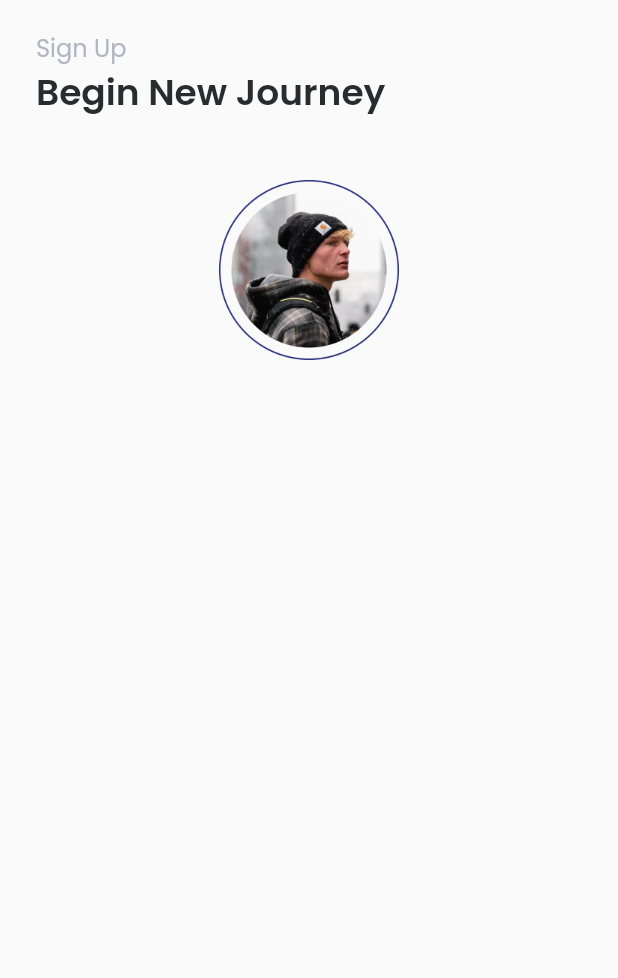
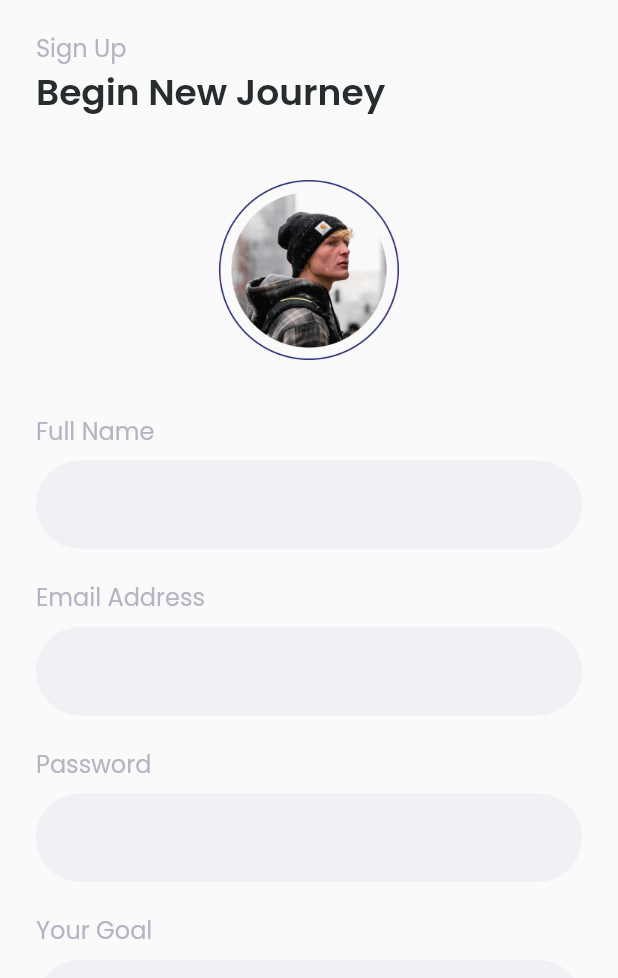
Before and after one commit to perymerdeka/future-jobs, a Flutter app: the SignUpScreen screen opened by its route, on a phone screen of 412 x 824 dp. Shown: the top 978 px of the screen. Run offline on Flutter 3.47's test engine with Material 2 defaults, Android fonts, the phone set to English and light mode, and no system bars; our stand-ins replace email_validator, google_fonts.

Commit message:
Done Add TextFormField in Sign Up

```diff
--- a/lib/pages/sign_up_screen.dart
+++ b/lib/pages/sign_up_screen.dart
@@ -13,13 +13,21 @@ class _SignUpScreenState extends State<SignUpScreen> {
   @override
   Widget build(BuildContext context) {
     return Scaffold(
-      body: Padding(
+      body: ListView(
+        children: [
+          Padding(
             padding: const EdgeInsets.only(top: 20, left: 24, right: 24),
             child: Column(
               crossAxisAlignment: CrossAxisAlignment.start,
               children: [
-            Text('Sign Up', style: titleTextStyle,),
-            Text('Begin New Journey', style: subtitleTextStyle,),
+                Text(
+                  'Sign Up',
+                  style: titleTextStyle,
+                ),
+                Text(
+                  'Begin New Journey',
+                  style: subtitleTextStyle,
+                ),
                 const SizedBox(
                   height: 40,
                 ),
@@ -32,8 +40,113 @@ class _SignUpScreenState extends State<SignUpScreen> {
                     )
                   ]),
                 ),
+                const SizedBox(
+                  height: 35,
+                ),
+                Column(
+                  crossAxisAlignment: CrossAxisAlignment.start,
+                  children: [
+                    Text(
+                      'Full Name',
+                      style: titleTextStyle,
+                    ),
+                    const SizedBox(
+                      height: 8,
+                    ),
+                    TextFormField(
+                      decoration: InputDecoration(
+                          fillColor: const Color(0xffF1F0F5),
+                          filled: true,
+                          enabledBorder: OutlineInputBorder(
+                            borderSide: BorderSide.none,
+                            borderRadius: BorderRadius.circular(100),
+                          ),
+                          focusedBorder: OutlineInputBorder(
+                              borderSide: BorderSide.none,
+                              borderRadius: BorderRadius.circular(100))),
+                    )
                   ],
                 ),
+                const SizedBox(height: 20,),
+                Column(
+                  crossAxisAlignment: CrossAxisAlignment.start,
+                  children: [
+                    Text(
+                      'Email Address',
+                      style: titleTextStyle,
+                    ),
+                    const SizedBox(
+                      height: 8,
+                    ),
+                    TextFormField(
+                      decoration: InputDecoration(
+                          fillColor: const Color(0xffF1F0F5),
+                          filled: true,
+                          enabledBorder: OutlineInputBorder(
+                            borderSide: BorderSide.none,
+                            borderRadius: BorderRadius.circular(100),
+                          ),
+                          focusedBorder: OutlineInputBorder(
+                              borderSide: BorderSide.none,
+                              borderRadius: BorderRadius.circular(100))),
+                    )
+                  ],
+                ),
+                const SizedBox(height: 20,),
+                Column(
+                  crossAxisAlignment: CrossAxisAlignment.start,
+                  children: [
+                    Text(
+                      'Password',
+                      style: titleTextStyle,
+                    ),
+                    const SizedBox(
+                      height: 8,
+                    ),
+                    TextFormField(
+                      obscureText: true,
+                      decoration: InputDecoration(
+                          fillColor: const Color(0xffF1F0F5),
+                          filled: true,
+                          enabledBorder: OutlineInputBorder(
+                            borderSide: BorderSide.none,
+                            borderRadius: BorderRadius.circular(100),
+                          ),
+                          focusedBorder: OutlineInputBorder(
+                              borderSide: BorderSide.none,
+                              borderRadius: BorderRadius.circular(100))),
+                    )
+                  ],
+                ),
+                const SizedBox(height: 20,),
+                Column(
+                  crossAxisAlignment: CrossAxisAlignment.start,
+                  children: [
+                    Text(
+                      'Your Goal',
+                      style: titleTextStyle,
+                    ),
+                    const SizedBox(
+                      height: 8,
+                    ),
+                    TextFormField(
+                      decoration: InputDecoration(
+                          fillColor: const Color(0xffF1F0F5),
+                          filled: true,
+                          enabledBorder: OutlineInputBorder(
+                            borderSide: BorderSide.none,
+                            borderRadius: BorderRadius.circular(100),
+                          ),
+                          focusedBorder: OutlineInputBorder(
+                              borderSide: BorderSide.none,
+                              borderRadius: BorderRadius.circular(100))),
+                    )
+                  ],
+                ),
+              ],
+            ),
+          )
+        ],
       ),
     );
   }
```
Lines whose indentation alone changed are shown as unchanged.
